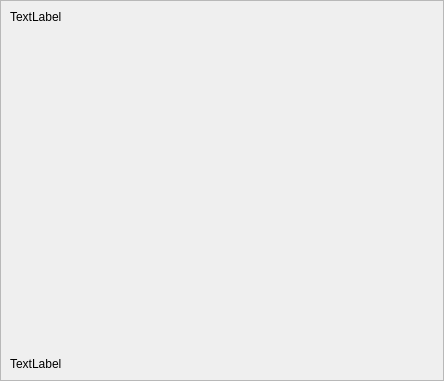
gpistoni/DomoticHome, file android/HA/pWaterTemp.ui: the form before one commit.
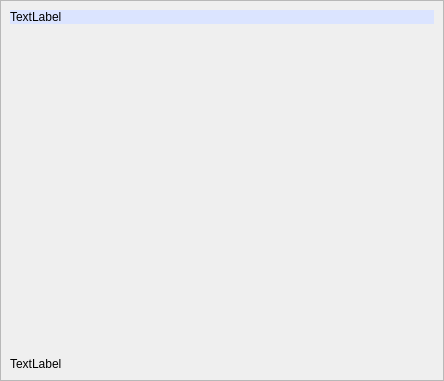
The form after the commit.

Patch:
```diff
--- a/android/HA/pWaterTemp.ui
+++ b/android/HA/pWaterTemp.ui
@@ -13,6 +13,9 @@
   <property name="windowTitle">
    <string>ScrollArea</string>
   </property>
+  <property name="styleSheet">
+   <string notr="true">font: 75 9pt &quot;Arial&quot;;</string>
+  </property>
   <property name="widgetResizable">
    <bool>true</bool>
   </property>
@@ -28,14 +31,20 @@
    <layout class="QVBoxLayout" name="verticalLayout">
     <item>
      <widget class="QLabel" name="label_header">
+      <property name="styleSheet">
+       <string notr="true">background-color: rgb(85, 155,155);
+background-color: rgb(219, 228, 255);
+gridline-color: rgb(85, 255, 0);</string>
+      </property>
       <property name="text">
        <string>TextLabel</string>
       </property>
      </widget>
     </item>
     <item>
-     <layout class="QGridLayout" name="gridLayout">
-      <item row="0" column="0">
+     <layout class="QGridLayout" name="gridLayout"/>
+    </item>
+    <item>
        <spacer name="verticalSpacer">
         <property name="orientation">
          <enum>Qt::Vertical</enum>
@@ -47,8 +56,6 @@
          </size>
         </property>
        </spacer>
-      </item>
-     </layout>
     </item>
     <item>
      <widget class="QLabel" name="label_footer">
```
Left out of the diff: 2 changed lines with no effect on the pictures. Lines whose indentation alone changed are shown as unchanged.
